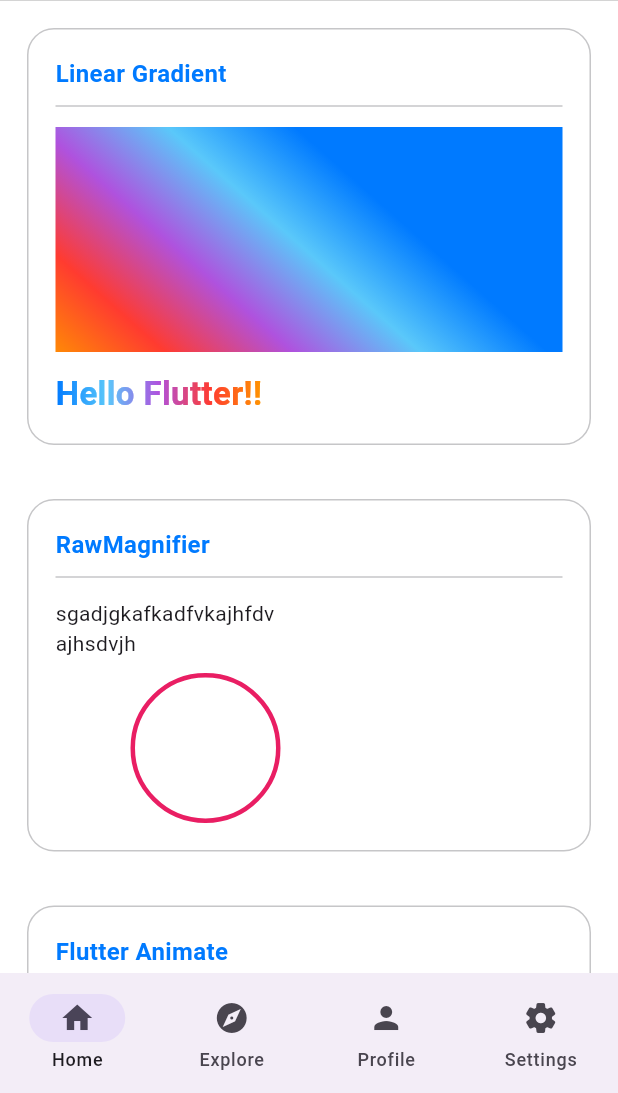
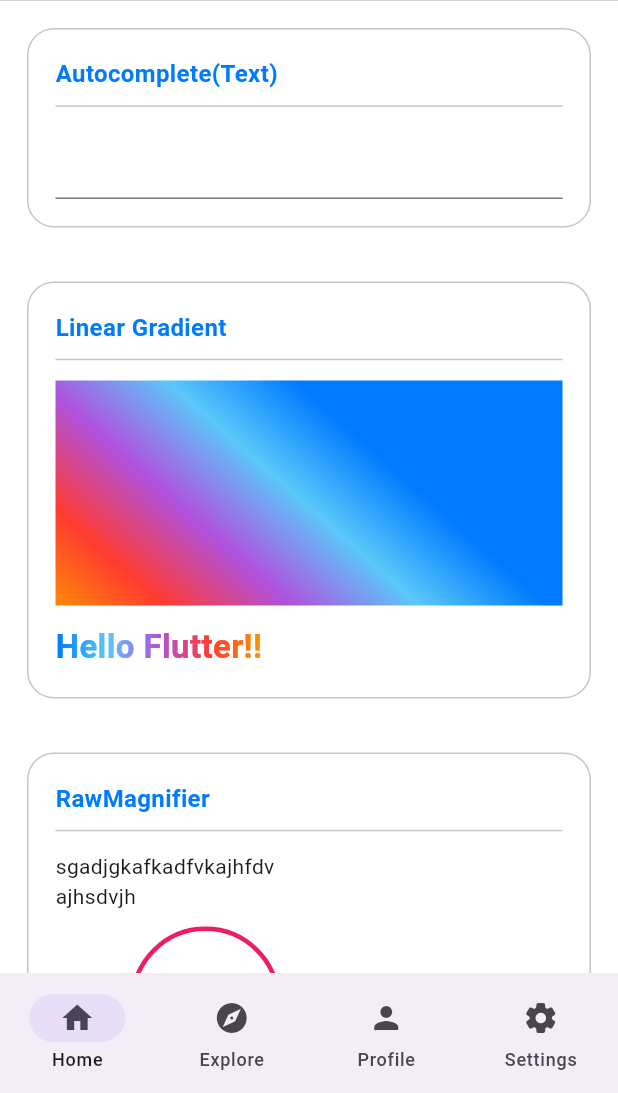
Before and after one commit to darshanpatellr/widget_of_week, a Flutter app: the screen it shows after launch, on a phone screen of 412 x 824 dp, the part 143-1236 px from its top. Run offline on Flutter 3.47's test engine with Material 3 defaults, Android fonts, the phone set to English and light mode, and no system bars; our stand-ins replace fl_chart, flutter_animate, video_player; missing offline and left inert: home_widget.

Commit message:
feat: Add Autocomplete example
This commit introduces an `Autocomplete` widget to the main screen.

- Creates a new `_autocomplete` method to set up the `Autocomplete<String>` widget.
- Provides a static list of options (`_kOptions`) for the autocompletion.
- The `optionsBuilder` filters the list based on the user's input.
- Integrates the new widget into the `SliverList` on the main screen within a `ReusableContainer`.

```diff
--- a/lib/main.dart
+++ b/lib/main.dart
@@ -86,6 +86,7 @@ class _HomeScreenState extends State<HomeScreen>
             CupertinoSliverNavigationBar(largeTitle: Text("Cupertino")),
             SliverList(
               delegate: SliverChildListDelegate([
+                _autocomplete(),
                 _linearGradient(),
                 _rawMagnifier(),
                 _flutterAnimate(),
@@ -117,6 +118,31 @@ class _HomeScreenState extends State<HomeScreen>
     );
   }
 
+  /// ---------- Auto Complete ---------- ///
+
+  static const List<String> _kOptions = <String>[
+    'darpan',
+    'jaimin',
+    'manthan',
+    'darshan',
+  ];
+
+  Widget _autocomplete() {
+    return ReusableContainer(
+      title: "Autocomplete(Text)",
+      widget: Autocomplete<String>(
+        optionsBuilder: (TextEditingValue textEditingValue) {
+          if (textEditingValue.text == '') {
+            return const Iterable<String>.empty();
+          }
+          return _kOptions.where((String option) {
+            return option.contains(textEditingValue.text.toLowerCase());
+          });
+        },
+      ),
+    );
+  }
+
   /// ---------- LinearGradient ---------- ///
 
   Widget _linearGradient() {
@@ -138,24 +164,30 @@ class _HomeScreenState extends State<HomeScreen>
                 ],
                 begin: Alignment.topCenter,
                 end: Alignment.bottomRight,
-                    transform: GradientRotation(math.pi / 2)
-                )
+                transform: GradientRotation(math.pi / 2),
               ),
             ),
-          SizedBox(height: 12,),
-          ShaderMask(shaderCallback: (bounds) =>
-              LinearGradient(colors: [
+          ),
+          SizedBox(height: 12),
+          ShaderMask(
+            shaderCallback: (bounds) => LinearGradient(
+              colors: [
                 CupertinoColors.activeBlue,
                 CupertinoColors.systemTeal,
                 CupertinoColors.systemPurple,
                 CupertinoColors.destructiveRed,
                 CupertinoColors.activeOrange,
-              ]).createShader(bounds),
-            child:  Text("Hello Flutter!!",
+              ],
+            ).createShader(bounds),
+            child: Text(
+              "Hello Flutter!!",
               style: TextStyle(
                 color: CupertinoColors.white,
-                  fontSize: 22, fontWeight: FontWeight.bold),),
-          )
+                fontSize: 22,
+                fontWeight: FontWeight.bold,
+              ),
+            ),
+          ),
         ],
       ),
     );
@@ -163,8 +195,7 @@ class _HomeScreenState extends State<HomeScreen>
 
   /// ---------- Bottom Navigation ---------- ///
 
-  Widget _bottomNavigation(){
-
+  Widget _bottomNavigation() {
     var currentPageIndex = 0;
 
     return NavigationBar(
```
Lines whose indentation alone changed are shown as unchanged.
